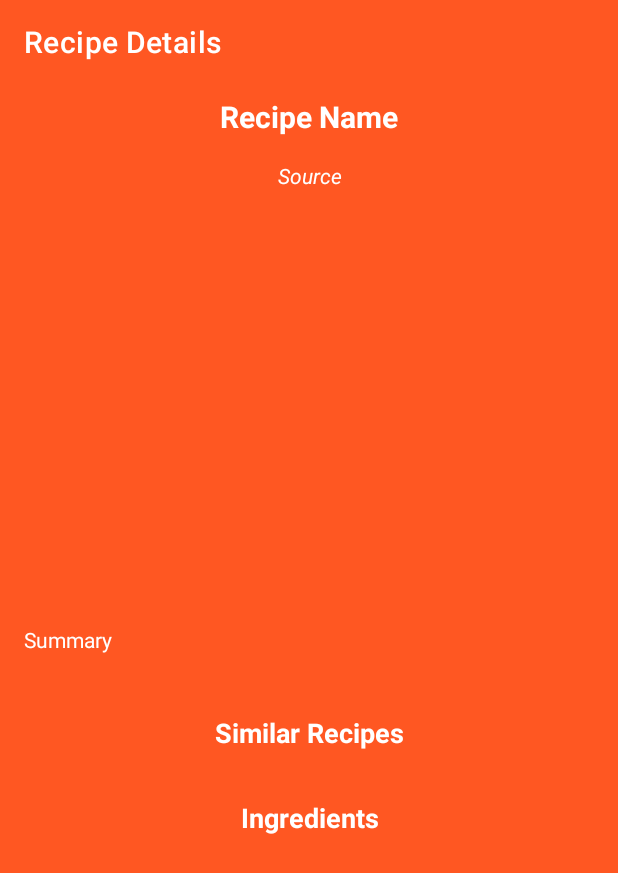
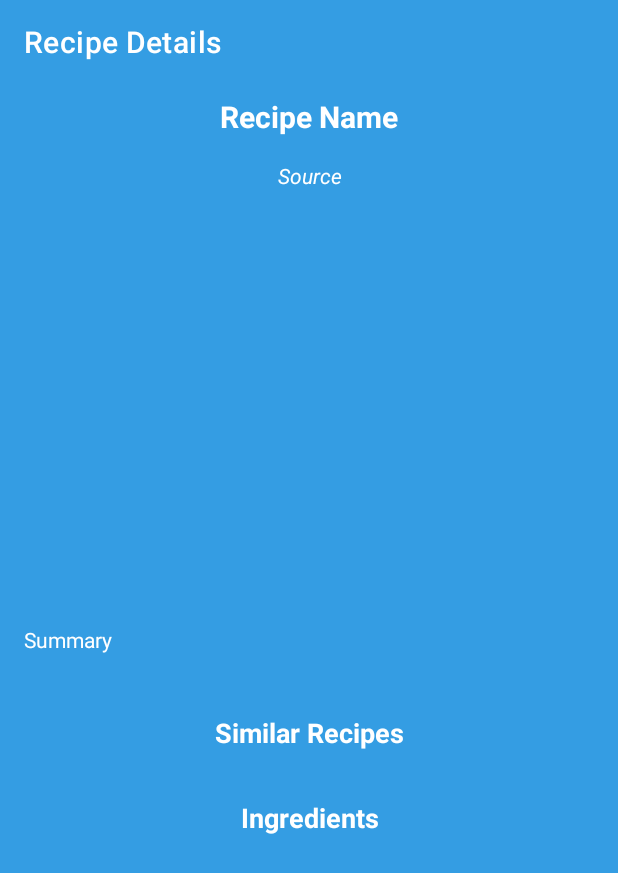
Before and after one commit to MarceloAbbi/TrabalhoFinalMobile, an Android app: the RecipeDetailsActivity screen opened directly, with no data from a screen before it, on a phone screen of 412 x 824 dp. Shown: the top 873 px of the screen. Run offline under Robolectric (Android 15) with nearby library versions, the phone set to English and light mode, and no system bars; our stand-ins replace Picasso; pictures from the network do not load; 3 statements that could not run were skipped.

Commit message:
Update colors.xml

```diff
--- a/RecipeApp/app/src/main/res/values/colors.xml
+++ b/RecipeApp/app/src/main/res/values/colors.xml
@@ -7,5 +7,5 @@
     <color name="teal_700">#FF018786</color>
     <color name="black">#FF000000</color>
     <color name="white">#FFFFFFFF</color>
-    <color name="orange">#FF5722</color>
+    <color name="orange">#349DE3</color>
 </resources>
```
